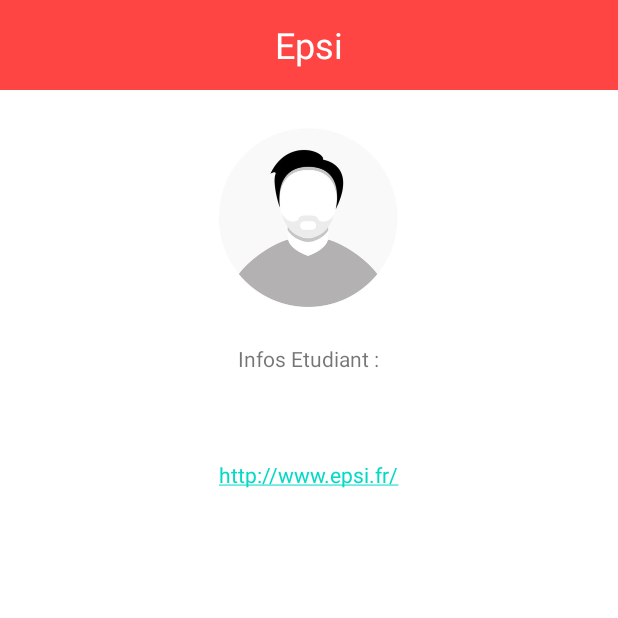
After one commit to EnzoLePort/B3_G1_Android_Project, an Android app: the StudentInfoActivity screen opened directly, with no data from a screen before it, on a phone screen of 412 x 824 dp, the top half of it. The commit adds this screen. Run offline under Robolectric (Android 15) with nearby library versions, the phone set to English and light mode, and no system bars; 3 statements that could not run were skipped.

Commit message:
Student Info Activity
# Conflicts:
#	app/src/main/AndroidManifest.xml

```diff
--- a/app/src/main/AndroidManifest.xml
+++ b/app/src/main/AndroidManifest.xml
@@ -9,7 +9,9 @@
         android:roundIcon="@mipmap/ic_launcher_round"
         android:supportsRtl="true"
         android:theme="@style/Theme.OurApplicationB3G1_ASE">
+
         <activity android:name=".OtherActivity"></activity>
+        <activity android:name=".StudentInfoActivity"></activity>
         <activity android:name=".StudentsActivity" />
         <activity android:name=".MainActivity" />
         <activity android:name=".SplashActivity">
--- /dev/null
+++ b/app/src/main/java/fr/epsi/ourapplicationb3g1_ase/StudentInfoActivity.java
@@ -0,0 +1,48 @@
+package fr.epsi.ourapplicationb3g1_ase;
+
+import androidx.appcompat.app.AppCompatActivity;
+
+import android.content.Intent;
+import android.os.Bundle;
+import android.widget.TextView;
+
+public class StudentInfoActivity extends EpsiActivity {
+
+    public static void displayActivity(EpsiActivity activity,String Name, String Email, String Groupe){
+        Intent intent = new Intent(activity,StudentInfoActivity.class);
+        intent.putExtra("Name",Name);
+        intent.putExtra("Email",Email);
+        intent.putExtra("Groupe",Groupe);
+
+        activity.startActivity(intent);
+    }
+
+    @Override
+    protected void onCreate(Bundle savedInstanceState) {
+        super.onCreate(savedInstanceState);
+        setContentView(R.layout.activity_student_info);
+
+        //passage de la valeur du nom
+        String name = getIntent().getExtras().getString("Name","");
+        TextView textView=findViewById(R.id.NameInfo);
+        if(textView!=null){
+            textView.setText(name);
+        }
+
+        //passage de la valeur de l'email
+        String email = getIntent().getExtras().getString("Email","");
+        TextView textViewmail =findViewById(R.id.EmailInfo);
+        if(textViewmail!=null){
+            textViewmail.setText(email);
+        }
+
+        //passage de la valeur du groupe
+        String group = getIntent().getExtras().getString("Groupe","");
+        TextView textViewgroup =findViewById(R.id.GroupeInfo);
+        if(textViewgroup!=null){
+            textViewgroup.setText(group);
+        }
+
+
+    }
+}
--- a/app/src/main/java/fr/epsi/ourapplicationb3g1_ase/StudentsActivity.java
+++ b/app/src/main/java/fr/epsi/ourapplicationb3g1_ase/StudentsActivity.java
@@ -2,8 +2,9 @@
 
 import android.content.Intent;
 import android.os.Bundle;
+import android.view.View;
 
-public class StudentsActivity extends EpsiActivity {
+public class StudentsActivity extends EpsiActivity implements View.OnClickListener{
 
     public static void displayActivity(EpsiActivity activity,String title){
         Intent intent = new Intent(activity,StudentsActivity.class);
@@ -18,5 +19,25 @@
         showBack();
         String title = getIntent().getExtras().getString("title","");
         setTitle(title);
+
+        findViewById(R.id.buttonAlexis).setOnClickListener(this);
+        findViewById(R.id.buttonSami).setOnClickListener(this);
+        findViewById(R.id.buttonEnzo).setOnClickListener(this);
+
+    }
+
+    @Override
+    public void onClick(View v) {
+        switch (v.getId()){
+            case R.id.buttonAlexis:
+                StudentInfoActivity.displayActivity(this,"Alexis", "Alexis.zucher@epsi.fr", "Groupe 1");
+                break;
+            case R.id.buttonSami:
+                StudentInfoActivity.displayActivity(this,"Sami", "Sami.dief@epsi.fr", "Groupe 1");
+                break;
+            case R.id.buttonEnzo:
+                StudentInfoActivity.displayActivity(this,"Enzo", "Enzo.leport@epsi.fr", "Groupe 1");
+                break;
+        }
     }
 }
--- /dev/null
+++ b/app/src/main/res/layout/activity_student_info.xml
@@ -0,0 +1,73 @@
+<?xml version="1.0" encoding="utf-8"?>
+<LinearLayout
+    android:orientation="vertical"
+    xmlns:android="http://schemas.android.com/apk/res/android"
+    xmlns:tools="http://schemas.android.com/tools"
+    android:layout_width="match_parent"
+    android:layout_height="match_parent"
+    tools:context=".MainActivity">
+    <include
+        android:layout_width="match_parent"
+        android:layout_height="wrap_content"
+        layout="@layout/layout_header"/>
+
+
+    <ScrollView
+        android:layout_width="match_parent"
+        android:layout_height="match_parent"
+        android:layout_weight="1">
+
+        <LinearLayout
+            android:layout_width="match_parent"
+            android:layout_height="match_parent"
+            android:orientation="vertical" >
+
+            <ImageView
+                android:layout_width="215dp"
+                android:layout_height="169dp"
+                android:src="@drawable/avatar"
+                android:layout_gravity="center_horizontal"
+                />
+
+            <TextView
+                android:layout_width="wrap_content"
+                android:layout_height="match_parent"
+                android:text="Infos Etudiant :"
+                android:layout_gravity="center_horizontal">
+            </TextView>
+
+            <TextView
+                android:layout_width="wrap_content"
+                android:layout_height="match_parent"
+                android:text=""
+                android:id="@+id/NameInfo"
+                android:layout_gravity="center_horizontal">
+            </TextView>
+            <TextView
+                android:layout_width="wrap_content"
+                android:layout_height="match_parent"
+                android:text=""
+                android:id="@+id/EmailInfo"
+                android:layout_gravity="center_horizontal">
+            </TextView>
+            <TextView
+                android:layout_width="wrap_content"
+                android:layout_height="match_parent"
+                android:text=""
+                android:id="@+id/GroupeInfo"
+                android:layout_gravity="center_horizontal">
+            </TextView>
+            <TextView
+                android:layout_width="wrap_content"
+                android:layout_height="match_parent"
+                android:text="http://www.epsi.fr/"
+                android:layout_gravity="center_horizontal"
+                android:autoLink="web">
+            </TextView>
+
+
+
+        </LinearLayout>
+    </ScrollView>
+
+</LinearLayout>
```
Also changed, not shown: app/src/main/res/drawable/avatar.jpg (added).
